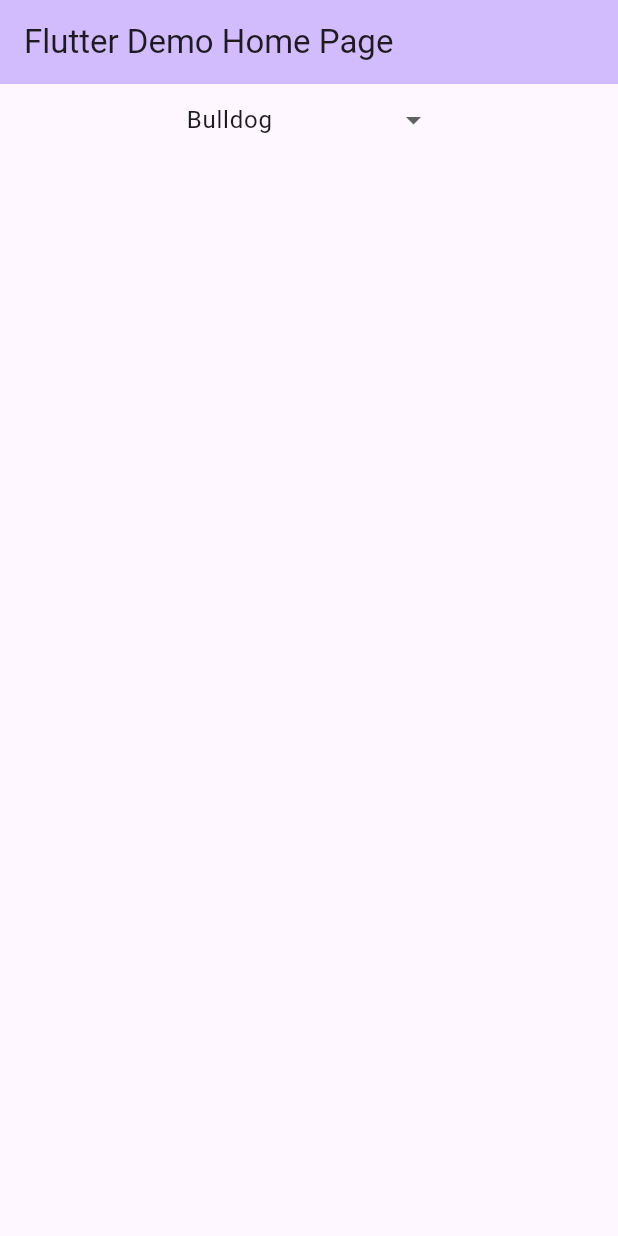
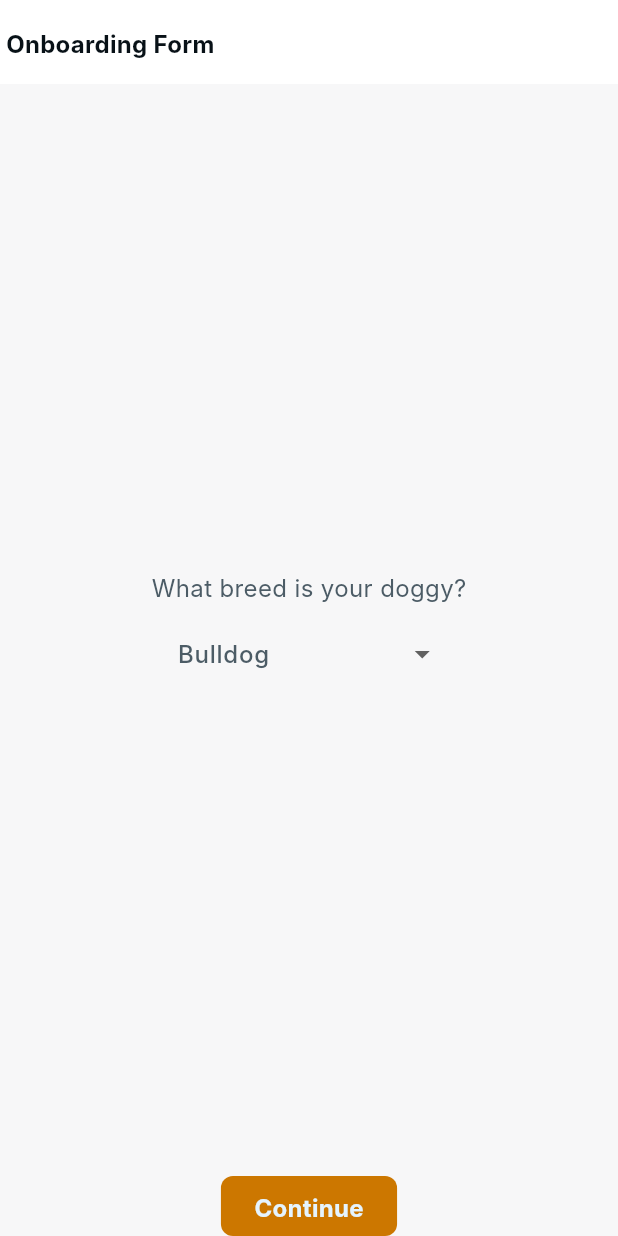
Before and after one commit to dccruzt/onboarding_form, a Flutter app: the screen it shows after launch, on a phone screen of 412 x 824 dp. Run offline on Flutter 3.47's test engine with Material 3 defaults, Android fonts, the phone set to English and light mode, and no system bars; our stand-ins replace equatable, flutter_bloc, get_it; Roboto replaces fonts that are missing (Inter).

Commit message:
feat: add theme data, colors, spacings and other UX improvements

```diff
--- /dev/null
+++ b/devtools_options.yaml
@@ -0,0 +1,3 @@
+description: This file stores settings for Dart & Flutter DevTools.
+documentation: https://docs.flutter.dev/tools/devtools/extensions#configure-extension-enablement-states
+extensions:
--- /dev/null
+++ b/lib/core/design_system/color_scheme.dart
@@ -0,0 +1,140 @@
+part of 'theme_data.dart';
+
+class _CustomColorScheme extends ColorScheme {
+  const _CustomColorScheme({
+    required super.brightness,
+    required super.primary,
+    required super.onPrimary,
+    super.primaryContainer,
+    super.onPrimaryContainer,
+    required super.secondary,
+    required super.onSecondary,
+    super.secondaryContainer,
+    super.onSecondaryContainer,
+    super.tertiary,
+    super.onTertiary,
+    super.tertiaryContainer,
+    super.onTertiaryContainer,
+    required super.error,
+    super.errorContainer,
+    required super.onError,
+    super.onErrorContainer,
+    super.surfaceContainer,
+    required super.surface,
+    required super.onSurface,
+    super.surfaceContainerHighest,
+    super.onSurfaceVariant,
+    super.outline,
+    super.inverseSurface,
+    super.inversePrimary,
+    super.surfaceTint,
+  });
+
+  static _CustomColorScheme light = _CustomColorScheme(
+    brightness: Brightness.light,
+    // $primary
+    primary: _AppColors.yellow.shade600,
+    // $primaryBg
+    onPrimary: _AppColors.blue.shade50,
+    // $primaryActive
+    primaryContainer: _AppColors.blue.shade700,
+    // $primaryBgActive
+    onPrimaryContainer: _AppColors.blue.shade100,
+    // $secondary
+    secondary: _AppColors.pink,
+    // $secondaryBg
+    onSecondary: _AppColors.pink.shade50,
+    // $secondaryActive
+    secondaryContainer: _AppColors.pink.shade700,
+    // $secondaryBgActive
+    onSecondaryContainer: _AppColors.pink.shade200,
+    // $success
+    tertiary: _AppColors.green,
+    // $successBg
+    onTertiary: _AppColors.green.shade50,
+    // $successActive
+    tertiaryContainer: _AppColors.green.shade700,
+    // $successBgActive
+    onTertiaryContainer: _AppColors.green.shade100,
+    // $error
+    error: _AppColors.red.shade500,
+    // $errorBg
+    onError: _AppColors.red.shade50,
+    // $errorActive
+    errorContainer: _AppColors.red.shade700,
+    // $errorBgActive
+    onErrorContainer: _AppColors.red.shade100,
+    // $mainBg
+    surface: _AppColors.grey,
+    // $text
+    onSurface: _AppColors.grey.shade900,
+    // $surface
+    surfaceContainer: Colors.white,
+    // $secondaryText,
+    onSurfaceVariant: _AppColors.grey.shade600,
+    // $containerBg
+    surfaceContainerHighest: _AppColors.grey.shade100,
+    // disabledBg
+    surfaceTint: _AppColors.grey.shade200,
+    // $border
+    outline: _AppColors.grey.shade600,
+    // $inverseText
+    inversePrimary: Colors.white,
+    // $ disabledText
+    inverseSurface: _AppColors.grey.shade400,
+  );
+
+  static _CustomColorScheme dark = _CustomColorScheme(
+    brightness: Brightness.dark,
+    // $primary
+    primary: _AppColors.yellow.shade500,
+    // $primaryBg
+    onPrimary: _AppColors.blue.shade900,
+    // $primaryActive
+    primaryContainer: _AppColors.blue.shade200,
+    // $primaryBgActive
+    onPrimaryContainer: _AppColors.blue.shade800,
+    // $secondary
+    secondary: _AppColors.pink.shade400,
+    // $secondaryBg
+    onSecondary: _AppColors.pink.shade900,
+    // $secondaryActive
+    secondaryContainer: _AppColors.pink.shade200,
+    // $secondaryBgActive
+    onSecondaryContainer: _AppColors.pink.shade800,
+    // $success
+    tertiary: _AppColors.green.shade400,
+    // $successBg
+    onTertiary: _AppColors.green.shade900,
+    // $successActive
+    tertiaryContainer: _AppColors.green.shade200,
+    // $successBgActive
+    onTertiaryContainer: _AppColors.green.shade800,
+    // $error
+    error: _AppColors.red.shade400,
+    // $errorBg
+    onError: _AppColors.red.shade900,
+    // $errorActive
+    errorContainer: _AppColors.red.shade200,
+    // $errorBgActive
+    onErrorContainer: _AppColors.pink.shade800,
+    // $mainBg
+    surface: _AppColors.grey.shade900,
+    // $text
+    onSurface: Colors.white,
+    // $surface
+    surfaceContainer: _AppColors.grey.shade800,
+    // $secondaryText,
+    onSurfaceVariant: _AppColors.grey.shade200,
+    // $containerBg
+    surfaceContainerHighest: _AppColors.grey.shade700,
+    // disabledBg
+    surfaceTint: _AppColors.grey.shade600,
+    // $border
+    outline: _AppColors.grey.shade200,
+    // $inverseText
+    inversePrimary: _AppColors.grey.shade900,
+    // $disabledText
+    inverseSurface: _AppColors.grey.shade500,
+  );
+}
--- a/lib/core/design_system/components/regular_dropdown_button.dart
+++ b/lib/core/design_system/components/regular_dropdown_button.dart
@@ -1,22 +1,4 @@
 import 'package:flutter/material.dart';
-
-class DropdownItem {
-  const DropdownItem({required this.id, required this.name});
-
-  final String id;
-  final String name;
-
-  @override
-  bool operator ==(Object other) =>
-      identical(this, other) ||
-      other is DropdownItem &&
-          runtimeType == other.runtimeType &&
-          id == other.id &&
-          name == other.name;
-
-  @override
-  int get hashCode => id.hashCode;
-}
 
 class RegularDropdownButton extends StatefulWidget {
   const RegularDropdownButton({
@@ -69,3 +51,21 @@ class _RegularDropdownButtonState extends State<RegularDropdownButton> {
     );
   }
 }
+
+class DropdownItem {
+  const DropdownItem({required this.id, required this.name});
+
+  final String id;
+  final String name;
+
+  @override
+  bool operator ==(Object other) =>
+      identical(this, other) ||
+      other is DropdownItem &&
+          runtimeType == other.runtimeType &&
+          id == other.id &&
+          name == other.name;
+
+  @override
+  int get hashCode => id.hashCode ^ name.hashCode;
+}
--- /dev/null
+++ b/lib/core/design_system/components/regular_filled_button.dart
@@ -0,0 +1,17 @@
+import 'package:flutter/material.dart';
+
+class RegularFilledButton extends StatelessWidget {
+  const RegularFilledButton({
+    super.key,
+    required this.onPressed,
+    required this.child,
+  });
+
+  final VoidCallback onPressed;
+  final Widget child;
+
+  @override
+  Widget build(BuildContext context) {
+    return FilledButton(onPressed: onPressed, child: child);
+  }
+}
--- /dev/null
+++ b/lib/core/design_system/theme_data.dart
@@ -0,0 +1,119 @@
+import 'package:flutter/material.dart';
+
+import 'spacings.dart';
+
+part 'app_colors.dart';
+part 'color_scheme.dart';
+
+class LightThemeVariation {
+  static final _colorScheme = _CustomColorScheme.light;
+
+  ThemeData lightAppThemeData = ThemeData.light().copyWith(
+    colorScheme: _colorScheme,
+    scaffoldBackgroundColor: _colorScheme.surface,
+    textTheme: _textTheme(_colorScheme),
+    appBarTheme: _appBarTheme(_colorScheme),
+    filledButtonTheme: _filledButtonTheme(_colorScheme),
+  );
+}
+
+class DarkThemeVariation {
+  static final _colorScheme = _CustomColorScheme.dark;
+
+  ThemeData darkAppThemeData = ThemeData.dark().copyWith(
+    colorScheme: _colorScheme,
+    scaffoldBackgroundColor: _colorScheme.surface,
+    textTheme: _textTheme(_colorScheme),
+    appBarTheme: _appBarTheme(_colorScheme),
+    filledButtonTheme: _filledButtonTheme(_colorScheme),
+  );
+}
+
+TextTheme _textTheme(ColorScheme colors) => TextTheme(
+  headlineLarge: TextStyle(
+    fontSize: 32.0,
+    fontWeight: FontWeight.bold,
+    color: colors.onSurface,
+    height: 44 / 32,
+    letterSpacing: 0.8,
+  ),
+  headlineSmall: TextStyle(
+    fontSize: 24.0,
+    fontWeight: FontWeight.w500,
+    color: colors.onSurface,
+    height: 32 / 24,
+  ),
+  // title
+  titleLarge: TextStyle(
+    fontSize: 24.0,
+    fontWeight: FontWeight.w700,
+    color: colors.onSurface,
+    height: 32 / 24,
+  ),
+  titleMedium: TextStyle(
+    fontSize: 16.0,
+    fontWeight: FontWeight.w600,
+    color: colors.onSurface,
+    height: 24 / 16,
+  ),
+  titleSmall: TextStyle(
+    fontSize: 14.0,
+    fontWeight: FontWeight.w500,
+    color: colors.onSurface,
+    height: 18 / 14,
+  ),
+  // label
+  labelLarge: TextStyle(
+    fontSize: 16.0,
+    fontWeight: FontWeight.bold,
+    height: 24 / 16,
+    letterSpacing: 0.2,
+    color: colors.onSurface,
+  ),
+  // Caption
+  labelMedium: TextStyle(
+    fontSize: 12.0,
+    fontWeight: FontWeight.w500,
+    height: 16 / 12,
+    color: colors.onSurfaceVariant,
+  ),
+  // body
+  bodyMedium: TextStyle(
+    fontSize: 16.0,
+    fontWeight: FontWeight.w400,
+    color: colors.onSurfaceVariant,
+    height: 24 / 16,
+  ),
+  bodyLarge: TextStyle(
+    fontSize: 16.0,
+    fontWeight: FontWeight.w500,
+    color: colors.onSurfaceVariant,
+    height: 24 / 16,
+  ),
+).apply(fontFamily: 'Inter');
+
+AppBarTheme _appBarTheme(ColorScheme colors) => AppBarTheme(
+  elevation: 0,
+  scrolledUnderElevation: 0,
+  backgroundColor: colors.surfaceContainer,
+  foregroundColor: colors.primary,
+  titleTextStyle: _textTheme(colors).labelLarge,
+  titleSpacing: x1,
+  centerTitle: false,
+);
+
+FilledButtonThemeData _filledButtonTheme(ColorScheme colors) =>
+    FilledButtonThemeData(
+      style: FilledButton.styleFrom(
+        textStyle: _textTheme(colors).labelLarge,
+        elevation: 0.0,
+        fixedSize: null,
+        maximumSize: Size.infinite,
+        side: BorderSide.none,
+        shape: RoundedRectangleBorder(borderRadius: BorderRadius.circular(x2)),
+        tapTargetSize: MaterialTapTargetSize.shrinkWrap,
+        animationDuration: kThemeChangeDuration,
+        enableFeedback: true,
+        alignment: Alignment.center,
+      ),
+    );
--- a/lib/main.dart
+++ b/lib/main.dart
@@ -1,6 +1,8 @@
 import 'package:flutter/material.dart';
+import 'package:onboarding_form/core/design_system/components/regular_filled_button.dart';
 import 'package:onboarding_form/ui/screens/step_breed_page.dart';
 
+import 'core/design_system/theme_data.dart';
 import 'di/dependencies.dart';
 
 void main() {
@@ -18,19 +20,16 @@ class MyApp extends StatelessWidget {
   @override
   Widget build(BuildContext context) {
     return MaterialApp(
-      title: 'Flutter Demo',
-      theme: ThemeData(
-        colorScheme: ColorScheme.fromSeed(seedColor: Colors.deepPurple),
-      ),
-      home: const MyHomePage(title: 'Flutter Demo Home Page'),
+      title: 'Onboarding Form',
+      theme: LightThemeVariation().lightAppThemeData,
+      darkTheme: DarkThemeVariation().darkAppThemeData,
+      home: const MyHomePage(),
     );
   }
 }
 
 class MyHomePage extends StatefulWidget {
-  const MyHomePage({super.key, required this.title});
-
-  final String title;
+  const MyHomePage({super.key});
 
   @override
   State<MyHomePage> createState() => _MyHomePageState();
@@ -51,13 +50,22 @@ class _MyHomePageState extends State<MyHomePage> {
     return Scaffold(
       appBar: AppBar(
         backgroundColor: Theme.of(context).colorScheme.inversePrimary,
-        title: Text(widget.title),
+        title: Text('Onboarding Form'),
       ),
-      body: PageView(
-        controller: _controller,
-        physics: const NeverScrollableScrollPhysics(), // disable swipe
-        children: const [StepBreedPage()],
-      ), // This trailing comma makes auto-formatting nicer for build methods.
+      body: SafeArea(
+        child: Column(
+          children: [
+            Flexible(
+              child: PageView(
+                controller: _controller,
+                physics: const NeverScrollableScrollPhysics(), // disable swipe
+                children: const [StepBreedPage()],
+              ),
+            ),
+            RegularFilledButton(onPressed: () {}, child: Text('Continue')),
+          ],
+        ),
+      ),
     );
   }
 }
--- a/lib/ui/extensions/breeds_list_ext.dart
+++ b/lib/ui/extensions/breeds_list_ext.dart
@@ -2,7 +2,7 @@ import '../../core/design_system/components/regular_dropdown_button.dart';
 import '../../domain/entities/breed.dart';
 
 extension BreedsListExt on List<Breed> {
-  List<DropdownItem> toDropdownList() {
+  List<DropdownItem> toDropdownItemList() {
     return map(
       (breed) => DropdownItem(id: breed.id, name: breed.name),
     ).toList();
--- a/lib/ui/screens/step_breed_page.dart
+++ b/lib/ui/screens/step_breed_page.dart
@@ -2,6 +2,7 @@ import 'package:flutter/material.dart';
 import 'package:flutter_bloc/flutter_bloc.dart';
 
 import '../../core/design_system/components/regular_dropdown_button.dart';
+import '../../core/design_system/spacings.dart';
 import '../controller/step_breed/step_breed_controller.dart';
 import '../controller/step_breed/step_breed_state.dart';
 import '../extensions/breeds_list_ext.dart';
@@ -14,13 +15,16 @@ class StepBreedPage extends StatelessWidget {
     return StepBreedCubitProvider(
       child: BlocBuilder<StepBreedCubit, StepBreedState>(
         builder: (context, state) {
-          final list = state.breeds.toDropdownList();
+          final list = state.breeds.toDropdownItemList();
 
           return Column(
+            mainAxisAlignment: MainAxisAlignment.center,
             children: [
+              Text('What breed is your doggy?'),
+              const SizedBox(height: x2),
               if (state.breeds.isNotEmpty)
                 RegularDropdownButton(
-                  items: state.breeds.toDropdownList(),
+                  items: state.breeds.toDropdownItemList(),
                   selectedItem: list.first,
                   onTap: (DropdownItem value) {},
                 ),
```
Also changed, not shown: lib/core/design_system/app_colors.dart (added, +83 -0 lines), lib/core/design_system/spacings.dart (added, +33 -0 lines).
